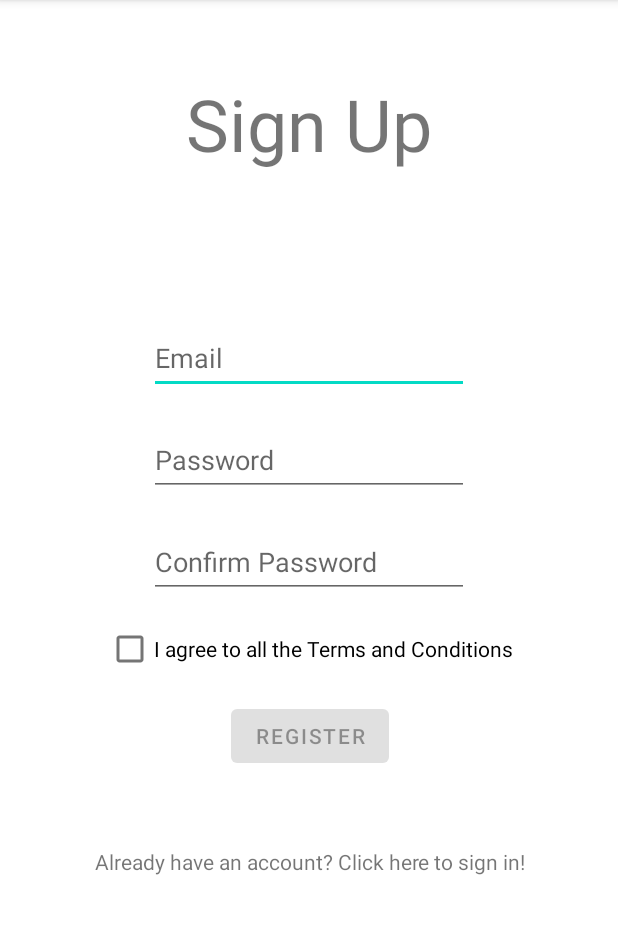
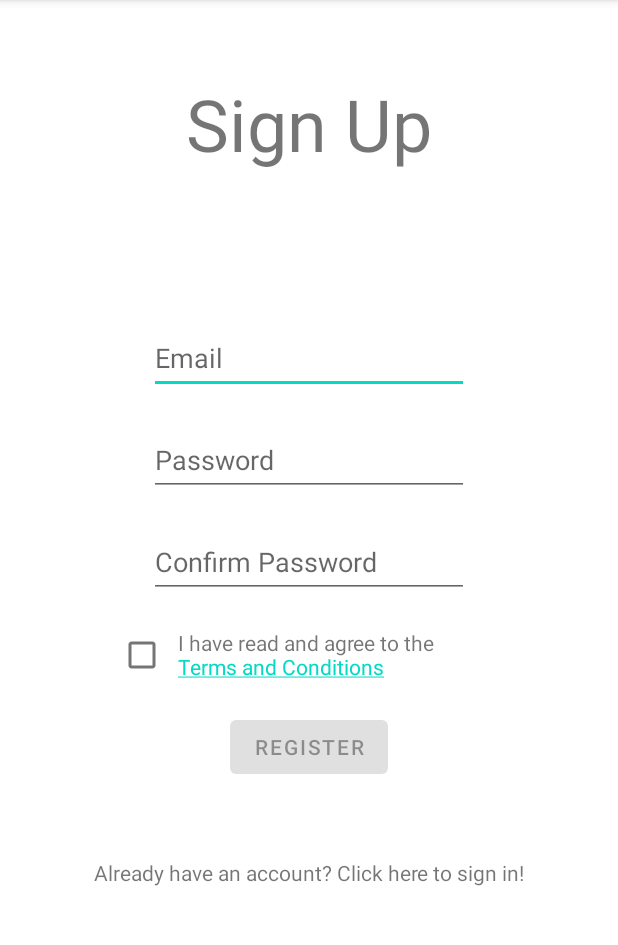
Before and after one commit to ETKuppens/2IS70-G22, an Android app: the RegistrationActivity screen opened directly, with no data from a screen before it, on a phone screen of 412 x 824 dp, the part 84-1029 px from its top. Run offline under Robolectric (Android 15) with nearby library versions, the phone set to English and light mode, and no system bars; our stand-ins replace Firebase (no records; nobody signed in at launch, a user with empty details on screens opened directly).

Commit message:
Made the TOS clickable

```diff
--- a/app/src/main/java/com/example/cardhub/RegistrationActivity.java
+++ b/app/src/main/java/com/example/cardhub/RegistrationActivity.java
@@ -4,10 +4,13 @@ import static android.content.ContentValues.TAG;
 
 import androidx.annotation.NonNull;
 import androidx.appcompat.app.AppCompatActivity;
+import androidx.core.text.HtmlCompat;
 
 import android.content.Intent;
 import android.net.Uri;
 import android.os.Bundle;
+import android.text.Html;
+import android.text.method.LinkMovementMethod;
 import android.util.Log;
 import android.view.View;
 import android.widget.Button;
@@ -41,9 +44,15 @@ public class RegistrationActivity extends AppCompatActivity {
         CheckBox cb_tos = findViewById(R.id.checkBox_tos);
         TextView tv_loginreferral = findViewById(R.id.textView_signinreferral);
         Button btn_register = findViewById(R.id.button_register);
+        TextView tv_tos = findViewById(R.id.textView_tos);
 
         // TOS disables btn
         btn_register.setEnabled(false);
+
+        // Make Terms of Service clickable
+        tv_tos.setText(Html.fromHtml("I have read and agree to the <br> <a href='https://www.youtube.com/watch?v=xvFZjo5PgG0'>Terms and Conditions</a>", HtmlCompat.FROM_HTML_MODE_LEGACY));
+        tv_tos.setClickable(true);
+        tv_tos.setMovementMethod(LinkMovementMethod.getInstance());
 
         // TOS are agreed to
         cb_tos.setOnCheckedChangeListener(new CompoundButton.OnCheckedChangeListener() {
--- a/app/src/main/res/layout/activity_registration.xml
+++ b/app/src/main/res/layout/activity_registration.xml
@@ -72,18 +72,26 @@
         android:id="@+id/button_register"
         android:layout_width="wrap_content"
         android:layout_height="wrap_content"
-        android:layout_marginTop="10dp"
+        android:layout_marginTop="20dp"
         android:text="Register"
-        app:layout_constraintEnd_toEndOf="@+id/checkBox_tos"
-        app:layout_constraintStart_toStartOf="@+id/checkBox_tos"
-        app:layout_constraintTop_toBottomOf="@+id/checkBox_tos" />
+        app:layout_constraintEnd_toEndOf="@+id/textView_tos"
+        app:layout_constraintStart_toEndOf="@+id/checkBox_tos"
+        app:layout_constraintTop_toBottomOf="@+id/textView_tos" />
 
     <CheckBox
         android:id="@+id/checkBox_tos"
         android:layout_width="wrap_content"
         android:layout_height="wrap_content"
-        android:layout_marginTop="10dp"
-        android:text="I agree to all the Terms and Conditions"
+        app:layout_constraintBottom_toBottomOf="@+id/textView_tos"
+        app:layout_constraintEnd_toStartOf="@+id/textView_tos"
+        app:layout_constraintTop_toTopOf="@+id/textView_tos" />
+
+    <TextView
+        android:id="@+id/textView_tos"
+        android:layout_width="wrap_content"
+        android:layout_height="wrap_content"
+        android:layout_marginTop="20dp"
+        android:text="I have read and agree to \n the Terms and Conditions"
         app:layout_constraintEnd_toEndOf="@+id/editText_confirm"
         app:layout_constraintStart_toStartOf="@+id/editText_confirm"
         app:layout_constraintTop_toBottomOf="@+id/editText_confirm" />
```
